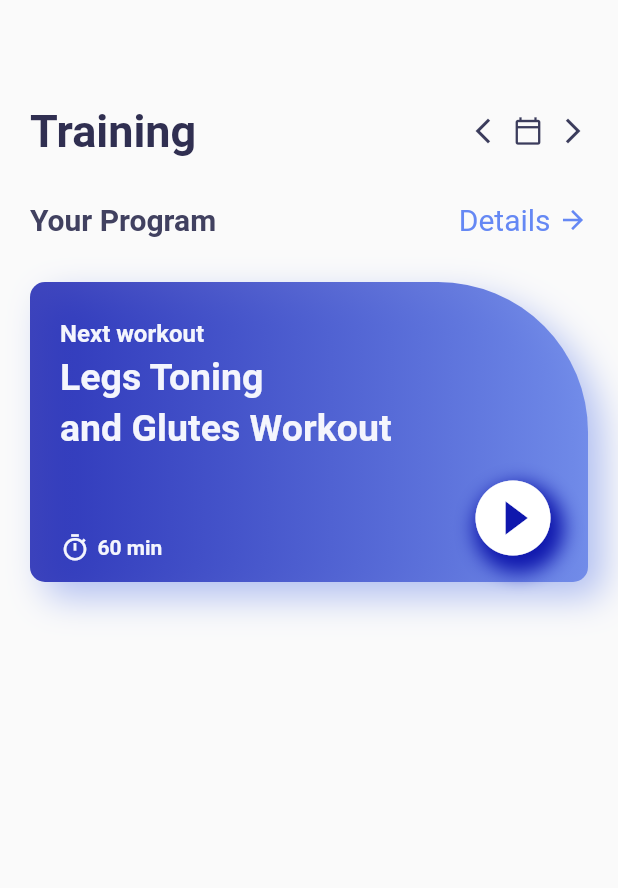
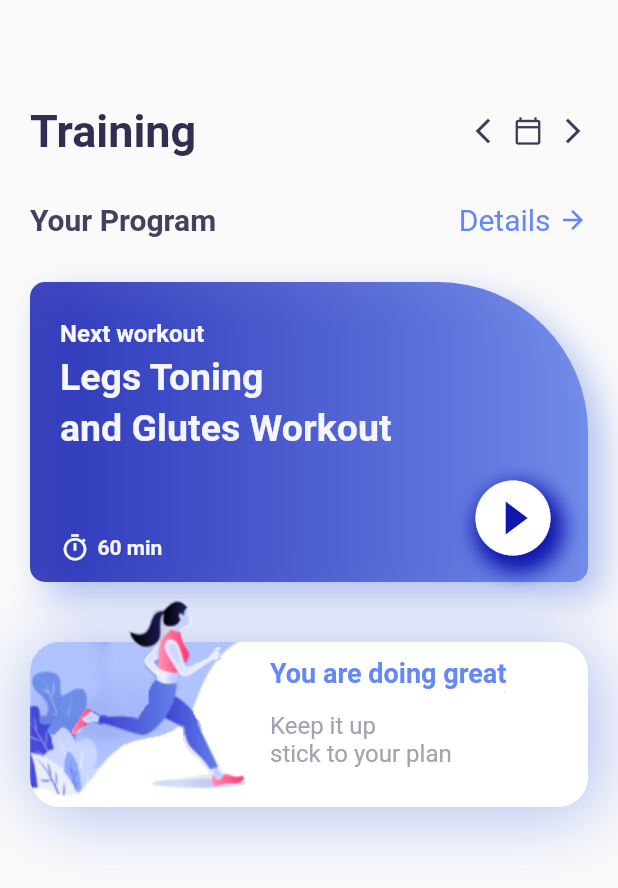
Before and after one commit to amannkumar/workout_application, a Flutter app: the screen it shows after launch, on a phone screen of 412 x 824 dp. Shown: the top 888 px of the screen. Run offline on Flutter 3.47's test engine with Material 2 defaults, Android fonts, the phone set to English and light mode, and no system bars; our stand-ins replace gap.

Commit message:
added more widgets to homepage

```diff
--- a/lib/homepage.dart
+++ b/lib/homepage.dart
@@ -167,7 +167,83 @@ class _HomePageState extends State<HomePage> {
                   ],
                 ),
               ),
-            )
+            ),
+            //const Gap(10),
+            // ignore: sized_box_for_whitespace
+            Container(
+              height: 180,
+              width: MediaQuery.of(context).size.width,
+              //color: Colors.blue,
+              child: Stack(
+                children: [
+                  Container(
+                    height: 110,
+                    width: MediaQuery.of(context).size.width,
+                    margin: const EdgeInsets.only(top: 40),
+                    decoration: BoxDecoration(
+                      borderRadius: BorderRadius.circular(20),
+                      image: const DecorationImage(
+                          image: AssetImage("assets/card.jpg"),
+                          fit: BoxFit.fill),
+                      boxShadow: [
+                        BoxShadow(
+                          offset: const Offset(8, 10),
+                          blurRadius: 40,
+                          color:
+                              colors.AppColor.gradientSecond.withOpacity(0.3),
+                        ),
+                        BoxShadow(
+                          offset: const Offset(-1, -5),
+                          blurRadius: 40,
+                          color:
+                              colors.AppColor.gradientSecond.withOpacity(0.3),
+                        ),
+                      ],
+                    ),
+                  ),
+                  Container(
+                    height: 200,
+                    width: MediaQuery.of(context).size.width,
+                    margin: const EdgeInsets.only(right: 200, bottom: 30),
+                    decoration: const BoxDecoration(
+                      image: DecorationImage(
+                        image: AssetImage('assets/figure.png'),
+                      ),
+                      //color: colors.AppColor.circuitsColor.withOpacity(0.3),
+                    ),
+                  ),
+                  Container(
+                    width: double.maxFinite,
+                    height: 150,
+                    margin: const EdgeInsets.only(top: 50, left: 160),
+                    child: Column(
+                      crossAxisAlignment: CrossAxisAlignment.start,
+                      children: [
+                        Text(
+                          'You are doing great',
+                          style: TextStyle(
+                            fontSize: 18,
+                            fontWeight: FontWeight.bold,
+                            color: colors.AppColor.homePageDetail,
+                          ),
+                        ),
+                        const Gap(15),
+                        RichText(
+                          text: TextSpan(
+                              text: "Keep it up\n",
+                              style: TextStyle(
+                                  fontSize: 16,
+                                  color: colors.AppColor.homePagePlanColor),
+                              children: const [
+                                TextSpan(text: "stick to your plan")
+                              ]),
+                        ),
+                      ],
+                    ),
+                  )
+                ],
+              ),
+            ),
           ],
         ),
       ),
--- a/pubspec.yaml
+++ b/pubspec.yaml
@@ -55,6 +55,8 @@ flutter:
   uses-material-design: true
   # To add assets to your application, add an assets section, like this:
   # assets:
+  assets:
+    - assets/
   #   - images/a_dot_burr.jpeg
   #   - images/a_dot_ham.jpeg
   # An image asset can refer to one or more resolution-specific "variants", see
```
